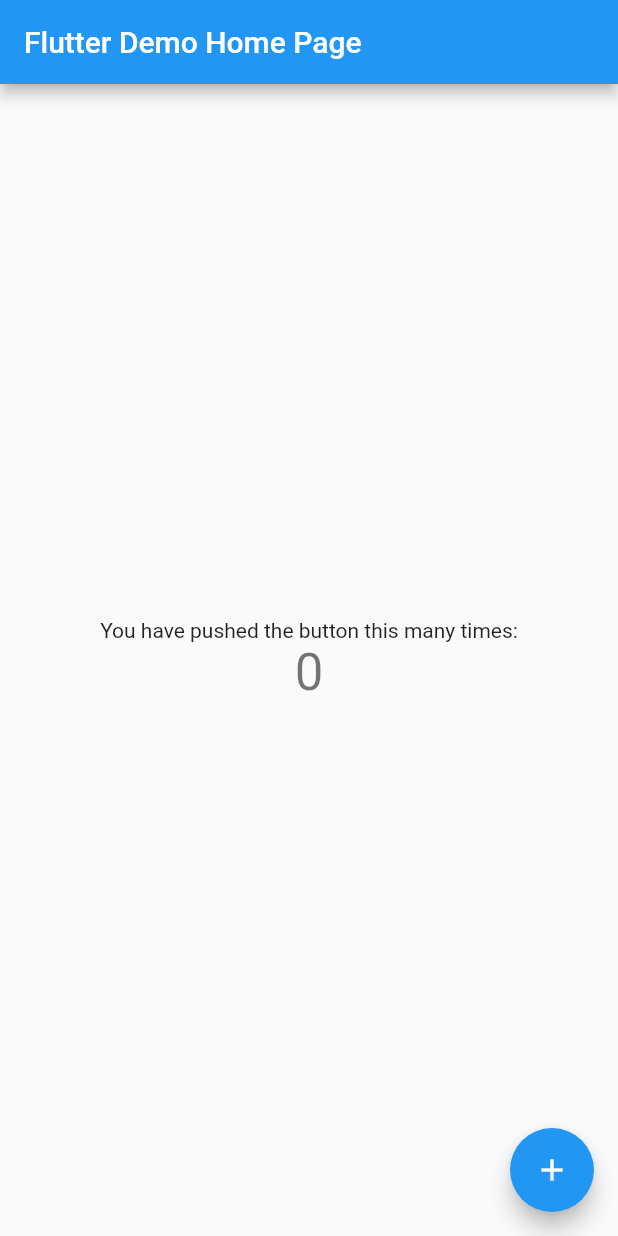
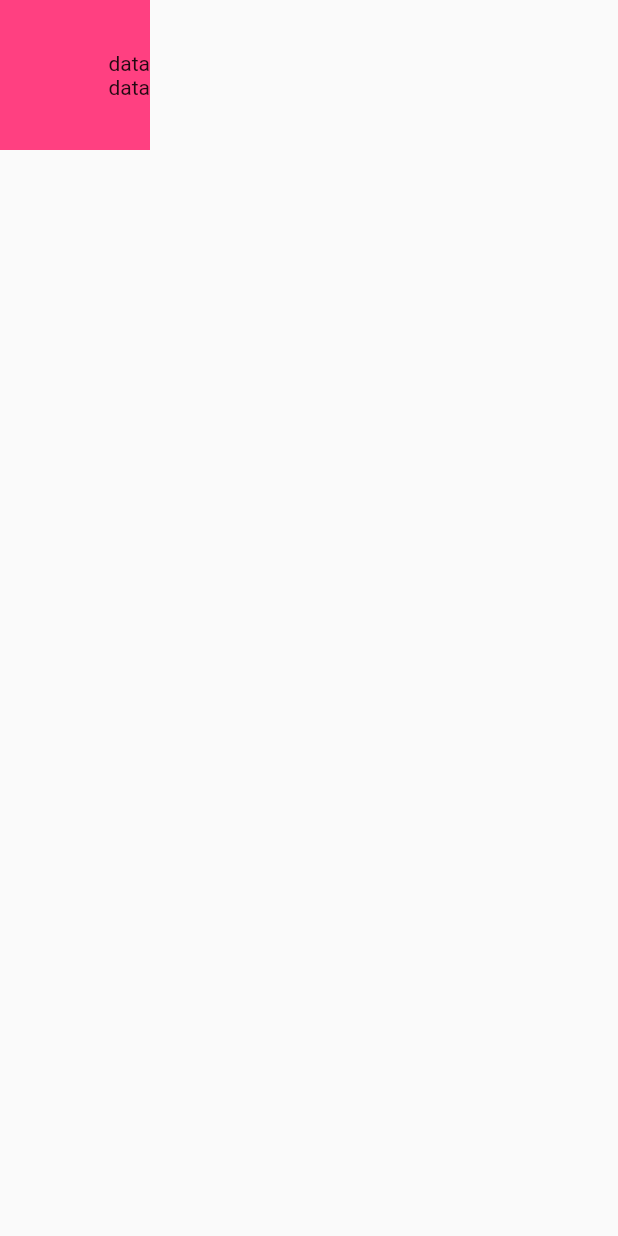
Before and after one commit to AleenaJose-E/flutterbootcamp, a Flutter app: the screen it shows after launch, on a phone screen of 412 x 824 dp. Run offline on Flutter 3.47's test engine with Material 2 defaults, Android fonts, the phone set to English and light mode, and no system bars.

Commit message:
First day

```diff
--- /dev/null
+++ b/lib/Screens/home_page.dart
@@ -0,0 +1,26 @@
+import 'package:flutter/material.dart';
+
+class HomePage extends StatelessWidget {
+  get body => null;
+
+  get child => null;
+
+@override
+  Widget build(BuildContext context) {
+    return Scaffold(
+      body : SafeArea(child: Container(
+        height: 100,
+        width: 100,
+        color: Colors.pinkAccent,
+         child: Column(
+           mainAxisAlignment: MainAxisAlignment.center,
+           crossAxisAlignment: CrossAxisAlignment.end,
+           children: [
+             Text('data'),
+             Text('data'),
+           ],
+         ) ),
+
+      ));
+  }
+}
--- a/lib/main.dart
+++ b/lib/main.dart
@@ -1,4 +1,5 @@
 import 'package:flutter/material.dart';
+import 'package:flutter_application_1/Screens/home_page.dart';
 
 void main() {
   runApp(MyApp());
@@ -11,103 +12,10 @@ class MyApp extends StatelessWidget {
     return MaterialApp(
       title: 'Flutter Demo',
       theme: ThemeData(
-        // This is the theme of your application.
-        //
-        // Try running your application with "flutter run". You'll see the
-        // application has a blue toolbar. Then, without quitting the app, try
-        // changing the primarySwatch below to Colors.green and then invoke
-        // "hot reload" (press "r" in the console where you ran "flutter run",
-        // or simply save your changes to "hot reload" in a Flutter IDE).
-        // Notice that the counter didn't reset back to zero; the application
-        // is not restarted.
+
         primarySwatch: Colors.blue,
       ),
-      home: MyHomePage(title: 'Flutter Demo Home Page'),
+      home: HomePage(),
     );
   }
 }
-
-class MyHomePage extends StatefulWidget {
-  MyHomePage({Key? key, required this.title}) : super(key: key);
-
-  // This widget is the home page of your application. It is stateful, meaning
-  // that it has a State object (defined below) that contains fields that affect
-  // how it looks.
-
-  // This class is the configuration for the state. It holds the values (in this
-  // case the title) provided by the parent (in this case the App widget) and
-  // used by the build method of the State. Fields in a Widget subclass are
-  // always marked "final".
-
-  final String title;
-
-  @override
-  _MyHomePageState createState() => _MyHomePageState();
-}
-
-class _MyHomePageState extends State<MyHomePage> {
-  int _counter = 0;
-
-  void _incrementCounter() {
-    setState(() {
-      // This call to setState tells the Flutter framework that something has
-      // changed in this State, which causes it to rerun the build method below
-      // so that the display can reflect the updated values. If we changed
-      // _counter without calling setState(), then the build method would not be
-      // called again, and so nothing would appear to happen.
-      _counter++;
-    });
-  }
-
-  @override
-  Widget build(BuildContext context) {
-    // This method is rerun every time setState is called, for instance as done
-    // by the _incrementCounter method above.
-    //
-    // The Flutter framework has been optimized to make rerunning build methods
-    // fast, so that you can just rebuild anything that needs updating rather
-    // than having to individually change instances of widgets.
-    return Scaffold(
-      appBar: AppBar(
-        // Here we take the value from the MyHomePage object that was created by
-        // the App.build method, and use it to set our appbar title.
-        title: Text(widget.title),
-      ),
-      body: Center(
-        // Center is a layout widget. It takes a single child and positions it
-        // in the middle of the parent.
-        child: Column(
-          // Column is also a layout widget. It takes a list of children and
-          // arranges them vertically. By default, it sizes itself to fit its
-          // children horizontally, and tries to be as tall as its parent.
-          //
-          // Invoke "debug painting" (press "p" in the console, choose the
-          // "Toggle Debug Paint" action from the Flutter Inspector in Android
-          // Studio, or the "Toggle Debug Paint" command in Visual Studio Code)
-          // to see the wireframe for each widget.
-          //
-          // Column has various properties to control how it sizes itself and
-          // how it positions its children. Here we use mainAxisAlignment to
-          // center the children vertically; the main axis here is the vertical
-          // axis because Columns are vertical (the cross axis would be
-          // horizontal).
-          mainAxisAlignment: MainAxisAlignment.center,
-          children: <Widget>[
-            Text(
-              'You have pushed the button this many times:',
-            ),
-            Text(
-              '$_counter',
-              style: Theme.of(context).textTheme.headline4,
-            ),
-          ],
-        ),
-      ),
-      floatingActionButton: FloatingActionButton(
-        onPressed: _incrementCounter,
-        tooltip: 'Increment',
-        child: Icon(Icons.add),
-      ), // This trailing comma makes auto-formatting nicer for build methods.
-    );
-  }
-}
```
